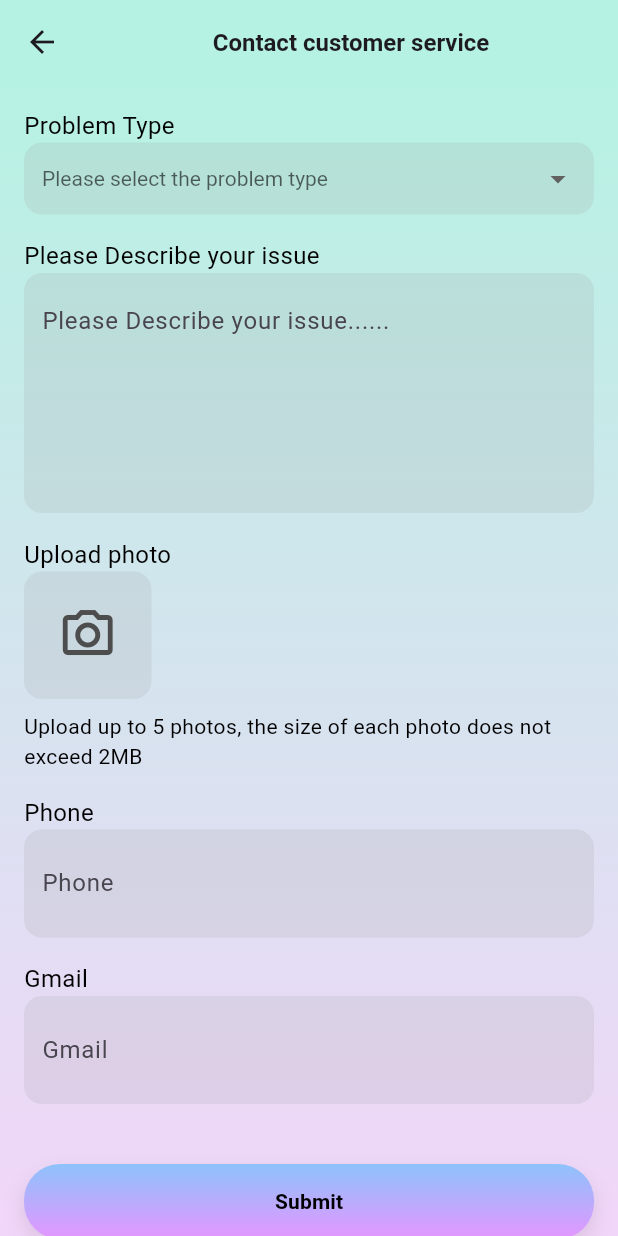
After one commit to aroobaasif001/riolive, a Flutter app: the ContactCustomerServiceScreen screen opened directly, on a phone screen of 412 x 824 dp. The commit adds this screen. Run offline on Flutter 3.47's test engine with Material 3 defaults, Android fonts, the phone set to English and light mode, and no system bars; our stand-ins replace carousel_slider, curved_navigation_bar, flutter_inset_box_shadow, get, google_fonts, gradient_borders and 1 more.

Commit message:
Added CustomerService Screen

```diff
--- /dev/null
+++ b/lib/views/bottom_navi_screens/screens/profile_screen/customer_service/customer_service_screen.dart
@@ -0,0 +1,272 @@
+import 'package:flutter/material.dart';
+
+class CustomText extends StatelessWidget {
+  final String text;
+  final double fontSize;
+  final FontWeight fontWeight;
+  final Color color;
+
+  const CustomText({
+    super.key,
+    required this.text,
+    this.fontSize = 12,
+    this.fontWeight = FontWeight.w400,
+    this.color = Colors.black,
+  });
+
+  @override
+  Widget build(BuildContext context) {
+    return Text(
+      text,
+      style: TextStyle(fontSize: fontSize, fontWeight: fontWeight, color: color),
+    );
+  }
+}
+
+class CustomAppBar extends StatelessWidget implements PreferredSizeWidget {
+  final String title;
+  const CustomAppBar({Key? key, required this.title}) : super(key: key);
+
+  @override
+  Widget build(BuildContext context) {
+    return AppBar(
+      title: Container(
+        alignment: Alignment.center,
+        child: Text(
+          title,
+          style: const TextStyle(
+            fontSize: 16,
+            fontWeight: FontWeight.bold,
+          ),
+        ),
+      ),
+      backgroundColor: const Color(0xFFB6F2E3),
+      leading: IconButton(
+        icon: const Icon(Icons.arrow_back),
+        onPressed: () => Navigator(),
+      ),
+      centerTitle: true,
+    );
+  }
+
+  @override
+  Size get preferredSize => const Size.fromHeight(56);
+}
+
+class CustomDropdown extends StatefulWidget {
+  final String hint;
+  final List<String> items;
+  final Function(String?)? onChanged;
+
+  const CustomDropdown({
+    Key? key,
+    required this.hint,
+    required this.items,
+    this.onChanged,
+  }) : super(key: key);
+
+  @override
+  _CustomDropdownState createState() => _CustomDropdownState();
+}
+
+class _CustomDropdownState extends State<CustomDropdown> {
+  String? selectedValue;
+
+  @override
+  Widget build(BuildContext context) {
+    return Container(
+      margin: const EdgeInsets.only(bottom: 16.0),
+      padding: const EdgeInsets.symmetric(horizontal: 12.0),
+      decoration: BoxDecoration(
+        borderRadius: BorderRadius.circular(12),
+        color: const Color(0x2D9D9D9D),
+      ),
+      child: DropdownButton<String>(
+        hint: Text(widget.hint),
+        value: selectedValue,
+        isExpanded: true,
+        underline: const SizedBox(),
+        items: widget.items
+            .map((e) => DropdownMenuItem(
+          value: e,
+          child: Text(e),
+        ))
+            .toList(),
+        onChanged: (value) {
+          setState(() {
+            selectedValue = value;
+          });
+          if (widget.onChanged != null) {
+            widget.onChanged!(value);
+          }
+        },
+        style: const TextStyle(
+          fontSize: 14,
+          color: Colors.black,
+        ),
+        dropdownColor: const Color(0xFFB6F2E3),
+      ),
+    );
+  }
+}
+
+class CustomInputField extends StatelessWidget {
+  final String hint;
+  final TextInputType keyboardType;
+  final int maxLines;
+
+  const CustomInputField({
+    Key? key,
+    required this.hint,
+    this.keyboardType = TextInputType.text,
+    this.maxLines = 1,
+  }) : super(key: key);
+
+  @override
+  Widget build(BuildContext context) {
+    return Container(
+      margin: const EdgeInsets.only(bottom: 16.0),
+      padding: const EdgeInsets.all(12.0),
+      decoration: BoxDecoration(
+        borderRadius: BorderRadius.circular(12),
+        color: const Color(0x2D9D9D9D),
+      ),
+      child: TextField(
+        maxLines: maxLines,
+        keyboardType: keyboardType,
+        decoration: InputDecoration(
+          hintText: hint,
+          border: InputBorder.none,
+        ),
+      ),
+    );
+  }
+}
+
+class CustomUploadSection extends StatelessWidget {
+  const CustomUploadSection({super.key});
+
+  @override
+  Widget build(BuildContext context) {
+    return Column(
+      crossAxisAlignment: CrossAxisAlignment.start,
+      children: [
+        Container(
+          width: 85,
+          height: 85,
+          decoration: BoxDecoration(
+            color: const Color(0x2D9D9D9D),
+            borderRadius: BorderRadius.circular(12),
+          ),
+          child: const Center(
+            child: Icon(
+              Icons.camera_alt_outlined,
+              size: 40,
+              color: Color(0xFF4D4D4D),
+            ),
+          ),
+        ),
+        const SizedBox(height: 8),
+        const Text(
+          'Upload up to 5 photos, the size of each photo does not exceed 2MB',
+          style: TextStyle(fontSize: 14, color: Colors.black),
+        ),
+      ],
+    );
+  }
+}
+
+class CustomSubmitButton extends StatelessWidget {
+  final String text;
+  final VoidCallback onPressed;
+
+  const CustomSubmitButton({Key? key, required this.text, required this.onPressed}) : super(key: key);
+
+  @override
+  Widget build(BuildContext context) {
+    return Container(
+      decoration: BoxDecoration(
+        gradient: const LinearGradient(
+          colors: [Color(0xFF8EC2FB), Color(0xFFE496FF)],
+          begin: Alignment.topCenter,
+          end: Alignment.bottomCenter,
+        ),
+        borderRadius: BorderRadius.circular(24),
+        boxShadow: [
+          BoxShadow(
+            color: Colors.black.withOpacity(0.10),
+            blurRadius: 12,
+            offset: const Offset(0, 6),
+          ),
+        ],
+      ),
+      child: ElevatedButton(
+        onPressed: onPressed,
+        style: ElevatedButton.styleFrom(
+          backgroundColor: Colors.transparent,
+          shadowColor: Colors.transparent,
+          elevation: 0,
+          padding: EdgeInsets.zero,
+          minimumSize: const Size(double.infinity, 50),
+          shape: RoundedRectangleBorder(
+            borderRadius: BorderRadius.circular(24),
+          ),
+        ),
+        child: Text(
+          text,
+          style: const TextStyle(
+            color: Colors.black,
+            fontWeight: FontWeight.w700,
+          ),
+        ),
+      ),
+    );
+  }
+}
+
+class ContactCustomerServiceScreen extends StatelessWidget {
+  const ContactCustomerServiceScreen({Key? key}) : super(key: key);
+
+  @override
+  Widget build(BuildContext context) {
+    return Scaffold(
+      appBar: const CustomAppBar(title: "Contact customer service"),
+      body: Container(
+        decoration: const BoxDecoration(
+          gradient: LinearGradient(
+            colors: [Color(0xFFB6F2E3), Color(0xFFF2D6F9)],
+            begin: Alignment.topCenter,
+            end: Alignment.bottomCenter,
+          ),
+        ),
+        child: SingleChildScrollView(
+          padding: const EdgeInsets.all(16.0),
+          child: Column(
+            crossAxisAlignment: CrossAxisAlignment.start,
+            children: [
+              const Text('Problem Type', style: TextStyle(fontSize: 16, color: Colors.black)),
+              CustomDropdown(
+                hint: "Please select the problem type",
+                items: ['Recharge', 'Withdraw', 'Report', 'App issue', 'Other'],
+                onChanged: (value) {
+                },
+              ),
+              const Text('Please Describe your issue', style: TextStyle(fontSize: 16, color: Colors.black)),
+              CustomInputField(hint: "Please Describe your issue......", maxLines: 5),
+              const Text('Upload photo', style: TextStyle(fontSize: 16, color: Colors.black)),
+              const CustomUploadSection(),
+              const SizedBox(height: 16),
+              const Text('Phone', style: TextStyle(fontSize: 16, color: Colors.black)),
+              CustomInputField(hint: "Phone", keyboardType: TextInputType.phone),
+              const Text('Gmail', style: TextStyle(fontSize: 16, color: Colors.black)),
+              CustomInputField(hint: "Gmail", keyboardType: TextInputType.emailAddress),
+              const SizedBox(height: 24),
+              CustomSubmitButton(text: "Submit", onPressed: () {
+              }),
+            ],
+          ),
+        ),
+      ),
+    );
+  }
+}
--- a/lib/views/bottom_navi_screens/screens/profile_screen/profile_screen.dart
+++ b/lib/views/bottom_navi_screens/screens/profile_screen/profile_screen.dart
@@ -1,6 +1,7 @@
 import 'package:flutter/material.dart';
 import 'package:flutter/services.dart';
 import 'package:get/get.dart';
+import 'customer_service/customer_service_screen.dart';
 import 'edit_profile_screen.dart';
 import 'level_screens/rich_level_screen.dart';
 import 'ranking_screens/ranking_main_screen.dart';
@@ -248,7 +249,7 @@ class ProfileDashboardScreen extends StatelessWidget {
 
                 _buildGridSection([
                   _GridItem("Level", "assets/icons/picon19.png"),
-                  _GridItem("Customer Service", "assets/icons/picon20.png"),
+                  _GridItem("Customer", "assets/icons/picon20.png"),
                   _GridItem("Settings", "assets/icons/picon21.png"),
                   _GridItem("About Rio Live", "assets/icons/picon22.png"),
                   _GridItem("Invite User", "assets/icons/picon15.png"),
@@ -289,6 +290,8 @@ class ProfileDashboardScreen extends StatelessWidget {
                 Get.to(() => const RichLevelScreen());
               } else if (e.label == "Ranking List") {
                 Get.to(() => const RankingMainScreen());
+              } else if (e.label == "Customer") {
+                Get.to(() => const ContactCustomerServiceScreen());
               }
             },
             child: Container(
```
